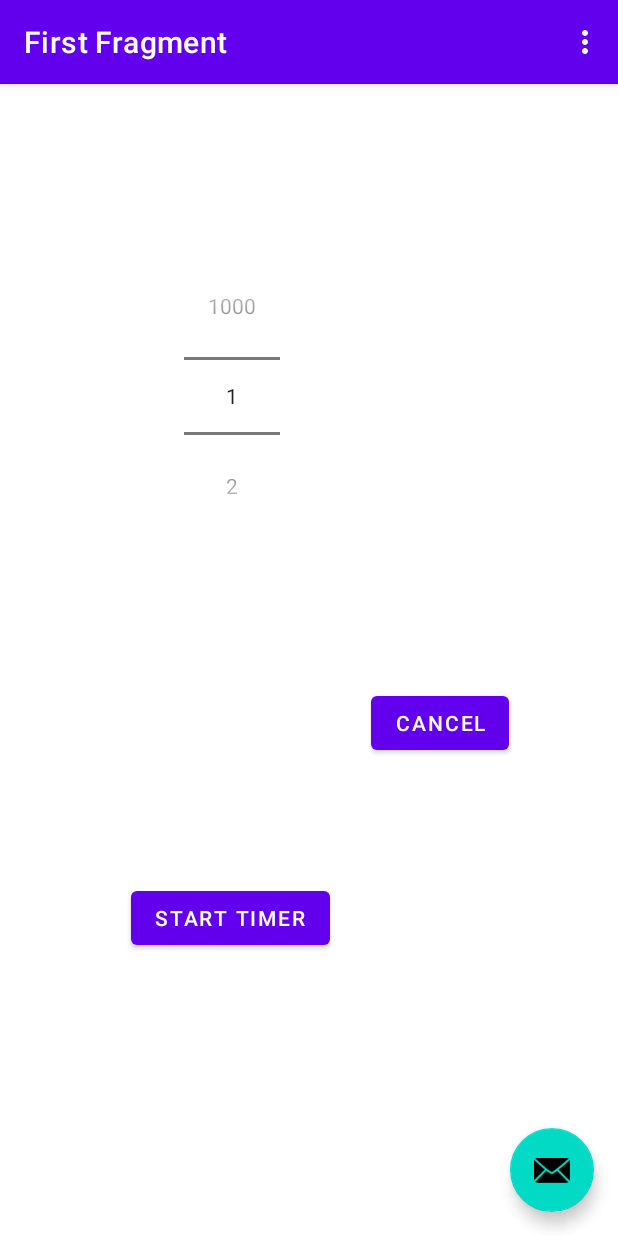
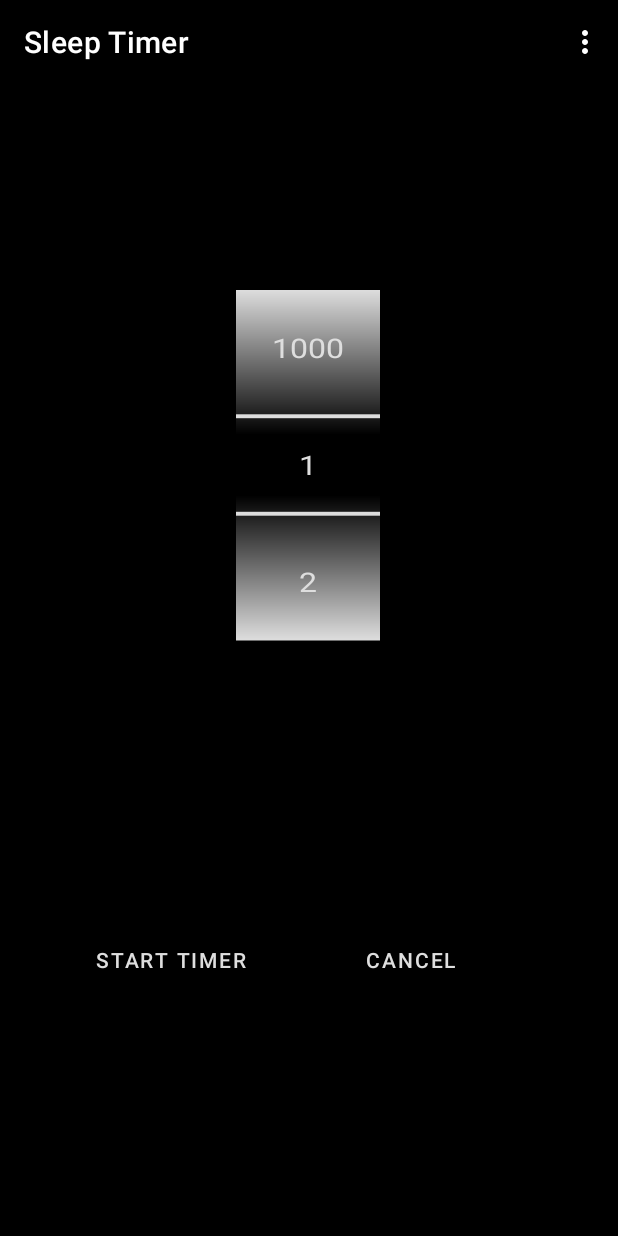
Before and after one commit to Twake56/SleepTimer, an Android app: the screen it shows after launch (MainActivity), on a phone screen of 412 x 824 dp. Run offline under Robolectric (Android 15) with nearby library versions, the phone set to English and light mode, and no system bars; our stand-ins replace navigation-ui.

Commit message:
Added styling

```diff
--- a/app/src/main/java/com/example/sleeptimer/MainActivity.kt
+++ b/app/src/main/java/com/example/sleeptimer/MainActivity.kt
@@ -10,12 +10,13 @@ import androidx.navigation.ui.setupActionBarWithNavController
 import android.view.Menu
 import android.view.MenuItem
 import com.example.sleeptimer.databinding.ActivityMainBinding
+import android.content.SharedPreferences
 
 class MainActivity : AppCompatActivity() {
 
     private lateinit var appBarConfiguration: AppBarConfiguration
     private lateinit var binding: ActivityMainBinding
-
+    //val settings = getSharedPreferences("savedValue", MODE_PRIVATE)
     override fun onCreate(savedInstanceState: Bundle?) {
         super.onCreate(savedInstanceState)
 
@@ -28,10 +29,6 @@ class MainActivity : AppCompatActivity() {
         appBarConfiguration = AppBarConfiguration(navController.graph)
         setupActionBarWithNavController(navController, appBarConfiguration)
 
-        binding.fab.setOnClickListener { view ->
-            Snackbar.make(view, "Replace with your own action", Snackbar.LENGTH_LONG)
-                .setAction("Action", null).show()
-        }
     }
 
     override fun onCreateOptionsMenu(menu: Menu): Boolean {
--- a/app/src/main/res/layout/activity_main.xml
+++ b/app/src/main/res/layout/activity_main.xml
@@ -4,7 +4,9 @@
     xmlns:tools="http://schemas.android.com/tools"
     android:layout_width="match_parent"
     android:layout_height="match_parent"
-    tools:context=".MainActivity">
+    tools:context=".MainActivity"
+    android:background="@color/black">
+
 
     <com.google.android.material.appbar.AppBarLayout
         android:layout_width="match_parent"
@@ -22,13 +24,4 @@
 
     <include layout="@layout/content_main" />
 
-    <com.google.android.material.floatingactionbutton.FloatingActionButton
-        android:id="@+id/fab"
-        android:layout_width="wrap_content"
-        android:layout_height="wrap_content"
-        android:layout_gravity="bottom|end"
-        android:layout_marginEnd="@dimen/fab_margin"
-        android:layout_marginBottom="16dp"
-        app:srcCompat="@android:drawable/ic_dialog_email" />
-
 </androidx.coordinatorlayout.widget.CoordinatorLayout>
--- a/app/src/main/res/layout/fragment_first.xml
+++ b/app/src/main/res/layout/fragment_first.xml
@@ -17,21 +17,25 @@
         android:textSize="20sp"
         app:layout_constraintBottom_toBottomOf="parent"
         app:layout_constraintEnd_toEndOf="parent"
+        app:layout_constraintHorizontal_bias="0.0"
         app:layout_constraintStart_toStartOf="parent"
-        app:layout_constraintTop_toTopOf="parent" />
+        app:layout_constraintTop_toTopOf="parent"
+        app:layout_constraintVertical_bias="0.534" />
 
     <Button
         android:id="@+id/StartTimer"
         android:layout_width="wrap_content"
         android:layout_height="wrap_content"
         android:layout_marginEnd="192dp"
-        android:layout_marginBottom="188dp"
+        android:layout_marginBottom="160dp"
         android:onClick="startTimerClick"
         android:text="Start Timer"
         app:layout_constraintBottom_toBottomOf="parent"
         app:layout_constraintEnd_toEndOf="parent"
-        app:layout_constraintHorizontal_bias="1.0"
-        app:layout_constraintStart_toStartOf="parent" />
+        app:layout_constraintHorizontal_bias="0.552"
+        app:layout_constraintStart_toStartOf="parent"
+        app:layout_constraintTop_toBottomOf="@+id/text_dashboard"
+        app:layout_constraintVertical_bias="1.0" />
 
     <NumberPicker
         android:id="@+id/NumberPicker"
@@ -40,16 +44,21 @@
         android:layout_marginStart="122dp"
         android:layout_marginLeft="122dp"
         android:layout_marginTop="118dp"
-        android:layout_marginEnd="225dp"
-        android:layout_marginRight="225dp"
+        android:layout_marginEnd="122dp"
+        android:layout_marginRight="122dp"
         android:layout_marginBottom="13dp"
+        android:background="#000000"
+        android:scaleX="1.5"
+        android:scaleY="1.3"
+        android:solidColor="@color/grey"
+        android:theme="@style/AppTheme.Picker"
         android:visibility="visible"
         app:layout_constraintBottom_toTopOf="@+id/StartTimer"
         app:layout_constraintEnd_toEndOf="parent"
-        app:layout_constraintHorizontal_bias="1.0"
+        app:layout_constraintHorizontal_bias="0.495"
         app:layout_constraintStart_toStartOf="parent"
         app:layout_constraintTop_toTopOf="parent"
-        app:layout_constraintVertical_bias="0.0" />
+        app:layout_constraintVertical_bias="0.186" />
 
     <Button
         android:id="@+id/CancelTimer"
@@ -57,13 +66,14 @@
         android:layout_height="wrap_content"
         android:layout_marginStart="27dp"
         android:layout_marginLeft="27dp"
+        android:layout_marginBottom="160dp"
         android:text="Cancel"
         android:visibility="visible"
         app:layout_constraintBottom_toBottomOf="parent"
         app:layout_constraintEnd_toEndOf="parent"
-        app:layout_constraintHorizontal_bias="0.0"
+        app:layout_constraintHorizontal_bias="0.172"
         app:layout_constraintStart_toEndOf="@+id/StartTimer"
         app:layout_constraintTop_toBottomOf="@+id/text_dashboard"
-        app:layout_constraintVertical_bias="0.0"
+        app:layout_constraintVertical_bias="1.0"
         tools:visibility="visible" />
 </androidx.constraintlayout.widget.ConstraintLayout>
--- a/app/src/main/res/values/colors.xml
+++ b/app/src/main/res/values/colors.xml
@@ -7,4 +7,5 @@
     <color name="teal_700">#FF018786</color>
     <color name="black">#FF000000</color>
     <color name="white">#FFFFFFFF</color>
+    <color name="grey">#DEDEDE</color>
 </resources>
--- a/app/src/main/res/values/strings.xml
+++ b/app/src/main/res/values/strings.xml
@@ -2,7 +2,7 @@
     <string name="app_name">SleepTimer</string>
     <string name="action_settings">Settings</string>
     <!-- Strings used for fragments for navigation -->
-    <string name="first_fragment_label">First Fragment</string>
+    <string name="first_fragment_label">Sleep Timer</string>
     <string name="second_fragment_label">Second Fragment</string>
     <string name="next">Next</string>
     <string name="previous">Previous</string>
--- a/app/src/main/res/values/themes.xml
+++ b/app/src/main/res/values/themes.xml
@@ -2,9 +2,10 @@
     <!-- Base application theme. -->
     <style name="Theme.SleepTimer" parent="Theme.MaterialComponents.DayNight.DarkActionBar">
         <!-- Primary brand color. -->
-        <item name="colorPrimary">@color/purple_500</item>
+        <item name="colorPrimary">@color/black</item>
         <item name="colorPrimaryVariant">@color/purple_700</item>
-        <item name="colorOnPrimary">@color/white</item>
+        <item name="colorOnPrimary">@color/grey</item>
+
         <!-- Secondary brand color. -->
         <item name="colorSecondary">@color/teal_200</item>
         <item name="colorSecondaryVariant">@color/teal_700</item>
@@ -19,6 +20,12 @@
         <item name="windowNoTitle">true</item>
     </style>
 
+    <style name="AppTheme.Picker" parent="Theme.AppCompat.Light.NoActionBar" >
+        <item name="android:textColorPrimary">@color/grey</item>
+        <item name="colorControlNormal">@color/grey</item>
+    </style>
+
+
     <style name="Theme.SleepTimer.AppBarOverlay" parent="ThemeOverlay.AppCompat.Dark.ActionBar" />
 
     <style name="Theme.SleepTimer.PopupOverlay" parent="ThemeOverlay.AppCompat.Light" />
```
